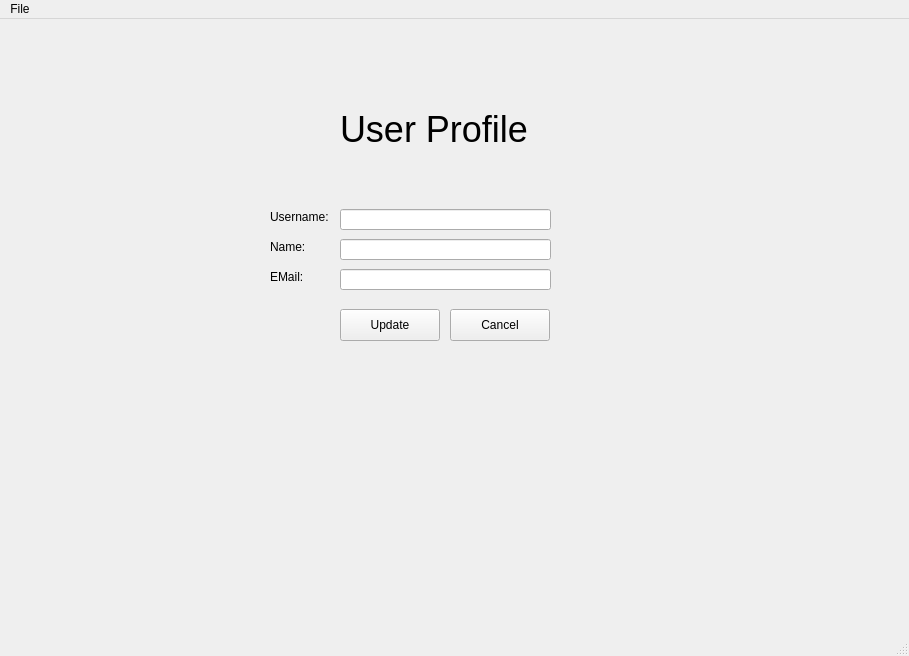
Before: the Qt Designer form SystemMax-Client2/ui/profile.ui in vladistr08/SystemMax-Client, drawn with Qt 5.
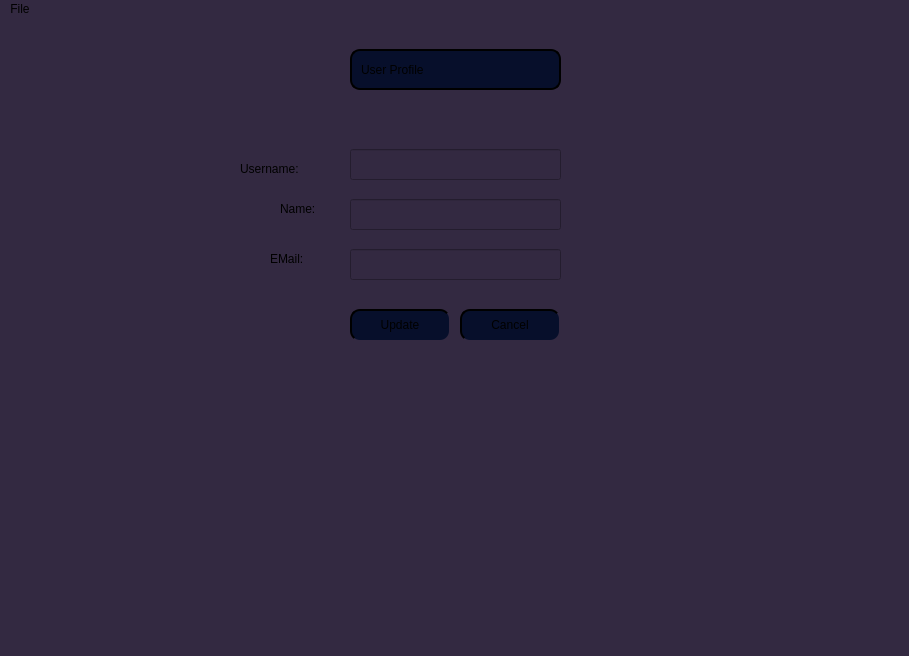
After: the same form once the commit is applied.

```diff
--- a/SystemMax-Client2/ui/profile.ui
+++ b/SystemMax-Client2/ui/profile.ui
@@ -13,16 +13,22 @@
   <property name="windowTitle">
    <string>MainWindow</string>
   </property>
+  <property name="styleSheet">
+   <string notr="true">background-color: #332941;</string>
+  </property>
   <widget class="QWidget" name="centralwidget">
    <widget class="QLabel" name="label_2">
     <property name="geometry">
      <rect>
-      <x>270</x>
-      <y>190</y>
-      <width>71</width>
-      <height>16</height>
+      <x>240</x>
+      <y>140</y>
+      <width>111</width>
+      <height>20</height>
      </rect>
     </property>
+    <property name="styleSheet">
+     <string notr="true">font: 300 18pt &quot;Fira Code&quot;;</string>
+    </property>
     <property name="text">
      <string>Username:</string>
     </property>
@@ -30,12 +36,15 @@
    <widget class="QLabel" name="label_3">
     <property name="geometry">
      <rect>
-      <x>270</x>
-      <y>220</y>
-      <width>58</width>
-      <height>16</height>
+      <x>280</x>
+      <y>180</y>
+      <width>81</width>
+      <height>20</height>
      </rect>
     </property>
+    <property name="styleSheet">
+     <string notr="true">font: 300 18pt &quot;Fira Code&quot;;</string>
+    </property>
     <property name="text">
      <string>Name:</string>
     </property>
@@ -44,11 +53,14 @@
     <property name="geometry">
      <rect>
       <x>270</x>
-      <y>250</y>
-      <width>58</width>
-      <height>16</height>
+      <y>230</y>
+      <width>71</width>
+      <height>20</height>
      </rect>
     </property>
+    <property name="styleSheet">
+     <string notr="true">font: 300 18pt &quot;Fira Code&quot;;</string>
+    </property>
     <property name="text">
      <string>EMail:</string>
     </property>
@@ -56,42 +68,49 @@
    <widget class="QLineEdit" name="usernameLineEdit">
     <property name="geometry">
      <rect>
-      <x>340</x>
-      <y>190</y>
+      <x>350</x>
+      <y>130</y>
       <width>211</width>
-      <height>21</height>
+      <height>31</height>
      </rect>
     </property>
    </widget>
    <widget class="QLineEdit" name="nameLineEdit">
     <property name="geometry">
      <rect>
-      <x>340</x>
-      <y>220</y>
+      <x>350</x>
+      <y>180</y>
       <width>211</width>
-      <height>21</height>
+      <height>31</height>
      </rect>
     </property>
    </widget>
    <widget class="QLineEdit" name="emailLineEdit">
     <property name="geometry">
      <rect>
-      <x>340</x>
-      <y>250</y>
+      <x>350</x>
+      <y>230</y>
       <width>211</width>
-      <height>21</height>
+      <height>31</height>
      </rect>
     </property>
    </widget>
    <widget class="QPushButton" name="updateButton">
     <property name="geometry">
      <rect>
-      <x>340</x>
+      <x>350</x>
       <y>290</y>
       <width>100</width>
       <height>32</height>
      </rect>
     </property>
+    <property name="styleSheet">
+     <string notr="true">  border-style: outset;
+    border-width: 2px;
+    border-radius: 10px;
+    padding: 6px;
+background-color: #070F2B;</string>
+    </property>
     <property name="text">
      <string>Update</string>
     </property>
@@ -99,12 +118,19 @@
    <widget class="QPushButton" name="cancelButton">
     <property name="geometry">
      <rect>
-      <x>450</x>
+      <x>460</x>
       <y>290</y>
       <width>100</width>
       <height>32</height>
      </rect>
     </property>
+    <property name="styleSheet">
+     <string notr="true">  border-style: outset;
+    border-width: 2px;
+    border-radius: 10px;
+    padding: 6px;
+background-color: #070F2B;</string>
+    </property>
     <property name="text">
      <string>Cancel</string>
     </property>
@@ -112,16 +138,19 @@
    <widget class="QLabel" name="label">
     <property name="geometry">
      <rect>
-      <x>340</x>
-      <y>90</y>
+      <x>350</x>
+      <y>30</y>
       <width>211</width>
       <height>41</height>
      </rect>
     </property>
     <property name="styleSheet">
-     <string notr="true">
-font-size: 36px
-</string>
+     <string notr="true">  border-style: outset;
+font: 24pt &quot;Fira Code&quot;;
+    border-width: 2px;
+    border-radius: 10px;
+    padding: 6px;
+background-color: #070F2B;</string>
     </property>
     <property name="text">
      <string>User Profile</string>
```
